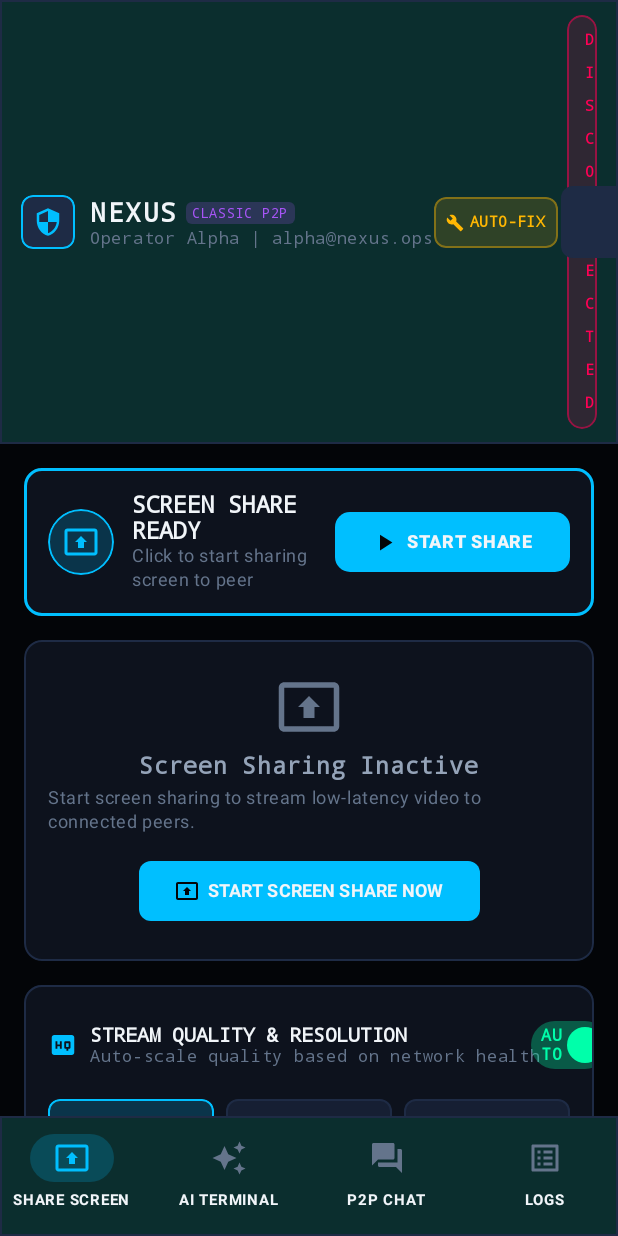
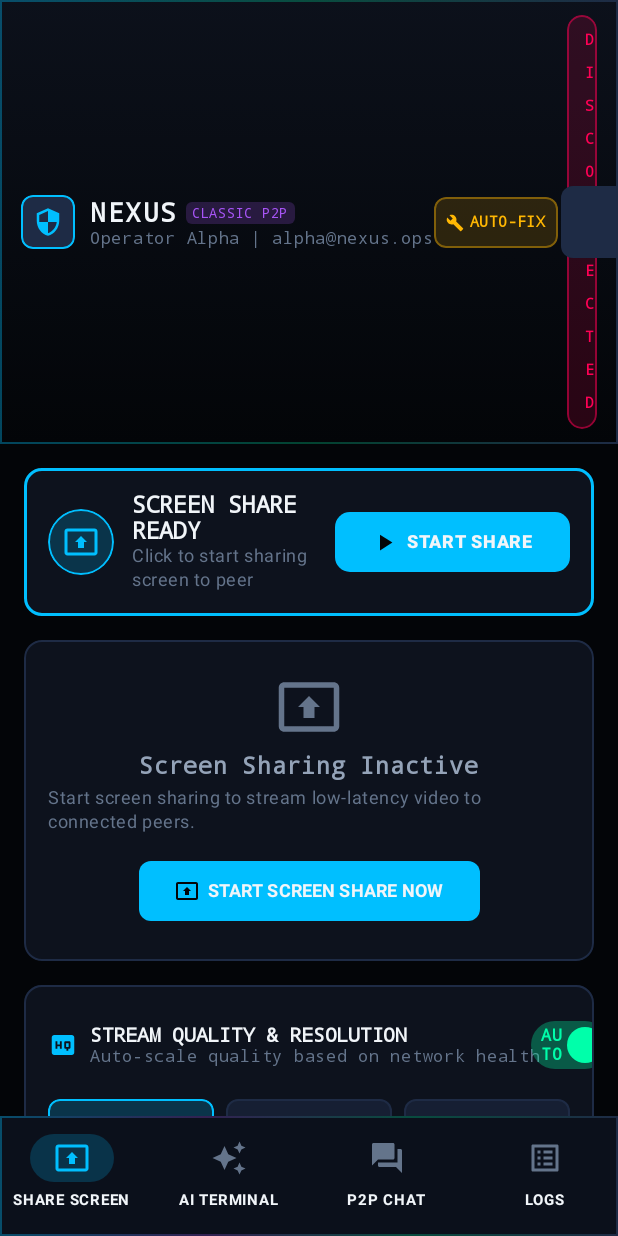
Before and after one commit to Lumina-core-official/Reseller-Telegram-bot-, an Android app built with Jetpack Compose: the screen it shows after launch (MainActivity), after a tap on "STREAMING", on a phone screen of 412 x 824 dp. Run offline under Robolectric (Android 15) with nearby library versions, the phone set to English and light mode, and no system bars; our stand-ins replace Room's generated code; 1 other tap on this screen came first.

Commit message:
feat(ui): implement glassmorphic design system
Introduced GlassPanel component and updated UI elements with gradient backgrounds and refined border styling to enhance the premium cyber aesthetic.

```diff
--- a/app/src/main/java/com/example/ui/CyberOpsApp.kt
+++ b/app/src/main/java/com/example/ui/CyberOpsApp.kt
@@ -35,6 +35,7 @@ import androidx.compose.runtime.getValue
 import androidx.compose.ui.Alignment
 import androidx.compose.ui.Modifier
 import androidx.compose.ui.draw.clip
+import androidx.compose.ui.graphics.Brush
 import androidx.compose.ui.graphics.vector.ImageVector
 import androidx.compose.ui.platform.LocalConfiguration
 import androidx.compose.ui.platform.testTag
@@ -288,9 +289,20 @@ fun CyberBottomBar(
     onSelectTab: (AppTab) -> Unit
 ) {
     NavigationBar(
-        containerColor = CyberSurfaceDark,
+        containerColor = CyberSurfaceDark.copy(alpha = 0.92f),
         tonalElevation = 8.dp,
-        modifier = Modifier.border(1.dp, CyberBorder)
+        modifier = Modifier.border(
+            width = 1.dp,
+            brush = Brush.horizontalGradient(
+                colors = listOf(
+                    CyberCyan.copy(alpha = 0.35f),
+                    ElectricPurple.copy(alpha = 0.25f),
+                    NeonGreen.copy(alpha = 0.25f),
+                    CyberBorder
+                )
+            ),
+            shape = RoundedCornerShape(0.dp)
+        )
     ) {
         NavigationBarItem(
             selected = selectedTab == AppTab.STREAM,
--- a/app/src/main/java/com/example/ui/components/CyberHeader.kt
+++ b/app/src/main/java/com/example/ui/components/CyberHeader.kt
@@ -42,6 +42,7 @@ import androidx.compose.ui.Modifier
 import androidx.compose.ui.draw.alpha
 import androidx.compose.ui.draw.clip
 import androidx.compose.ui.draw.shadow
+import androidx.compose.ui.graphics.Brush
 import androidx.compose.ui.graphics.Color
 import androidx.compose.ui.platform.testTag
 import androidx.compose.ui.text.font.FontFamily
@@ -58,6 +59,7 @@ import com.example.ui.theme.CyberSurfaceDark
 import com.example.ui.theme.ElectricPurple
 import com.example.ui.theme.HighVisAmber
 import com.example.ui.theme.NeonGreen
+import com.example.ui.theme.ObsidianBackground
 import com.example.ui.theme.TextMuted
 import com.example.ui.theme.TextPrimary
 import com.example.ui.theme.TextSecondary
@@ -94,12 +96,28 @@ fun CyberHeader(
         label = "pulse_alpha"
     )
 
-    Surface(
-        color = CyberSurfaceDark,
-        tonalElevation = 8.dp,
+    Box(
         modifier = modifier
             .fillMaxWidth()
-            .border(1.dp, CyberBorder, RoundedCornerShape(0.dp))
+            .background(
+                Brush.verticalGradient(
+                    colors = listOf(
+                        CyberSurfaceDark.copy(alpha = 0.9f),
+                        ObsidianBackground.copy(alpha = 0.95f)
+                    )
+                )
+            )
+            .border(
+                width = 1.dp,
+                brush = Brush.horizontalGradient(
+                    colors = listOf(
+                        CyberCyan.copy(alpha = 0.35f),
+                        NeonGreen.copy(alpha = 0.25f),
+                        CyberBorder
+                    )
+                ),
+                shape = RoundedCornerShape(0.dp)
+            )
     ) {
         Column(
             modifier = Modifier.padding(horizontal = 14.dp, vertical = 10.dp)
--- a/app/src/main/java/com/example/ui/components/LoginScreen.kt
+++ b/app/src/main/java/com/example/ui/components/LoginScreen.kt
@@ -70,6 +70,7 @@ import com.example.ui.theme.CyberCyan
 import com.example.ui.theme.CyberSurfaceDark
 import com.example.ui.theme.CyberSurfaceVariant
 import com.example.ui.theme.ElectricPurple
+import com.example.ui.theme.GlassPanel
 import com.example.ui.theme.HighVisAmber
 import com.example.ui.theme.NeonGreen
 import com.example.ui.theme.ObsidianBackground
```
Also changed, not shown: app/src/main/java/com/example/ui/theme/Glassmorphism.kt (added, +87 -0 lines).
